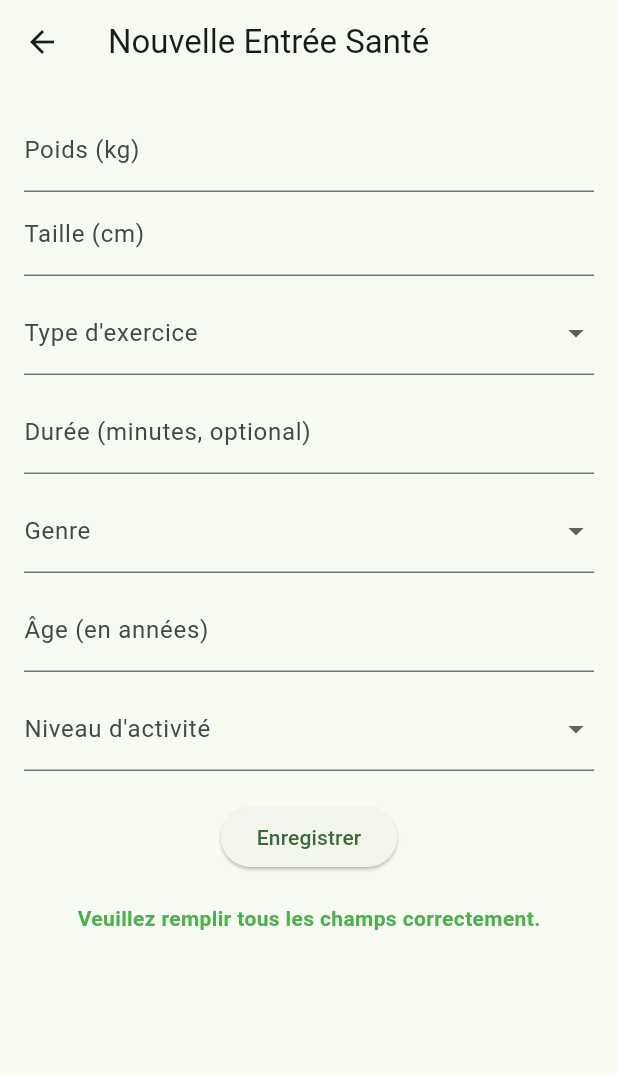
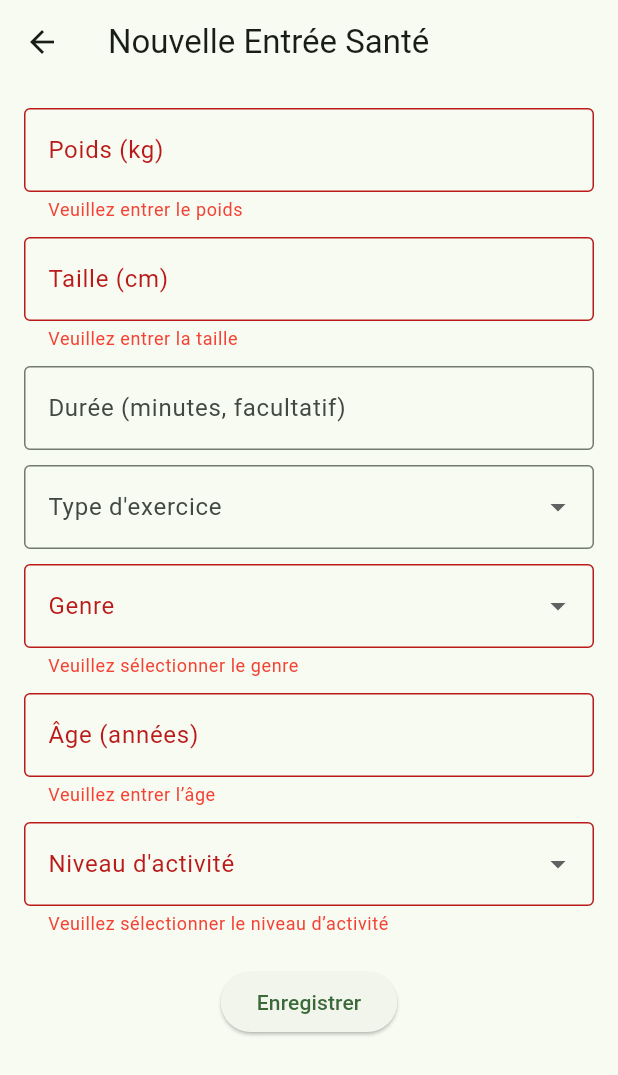
Before and after one commit to NadaLouhichi/Health_mobile, a Flutter app: the AddEntryScreen screen opened directly, after a tap on "Enregistrer", on a phone screen of 412 x 824 dp. Shown: the top 1075 px of the screen. Run offline on Flutter 3.47's test engine with Material 3 defaults, Android fonts, the phone set to English and light mode, and no system bars; our stand-ins replace flutter_dotenv, hive, hive_flutter, pdf, sqflite, sqflite_common_ffi; missing offline and left inert: dart:html; accounts and stored records are empty; network calls fail.

Commit message:
Ajout controle de saisie

```diff
--- a/lib/screens/add_entry_screen.dart
+++ b/lib/screens/add_entry_screen.dart
@@ -13,11 +13,12 @@ class AddEntryScreen extends StatefulWidget {
 
 class _AddEntryScreenState extends State<AddEntryScreen> {
   final repo = HealthRepository();
+  final _formKey = GlobalKey<FormState>();
 
   final _weightController = TextEditingController();
   final _heightController = TextEditingController();
   final _durationController = TextEditingController();
-  final ageController = TextEditingController();
+  final _ageController = TextEditingController();
 
   String? selectedGender;
   String? selectedExercise;
@@ -32,7 +33,7 @@ class _AddEntryScreenState extends State<AddEntryScreen> {
     if (widget.entry != null) {
       _weightController.text = widget.entry!.weight.toString();
       _heightController.text = widget.entry!.height.toString();
-      ageController.text = widget.entry!.age.toString();
+      _ageController.text = widget.entry!.age.toString();
       selectedGender = widget.entry!.gender;
       selectedActivity = widget.entry!.activityLevel;
       selectedExercise = widget.entry!.exerciseType;
@@ -41,37 +42,35 @@ class _AddEntryScreenState extends State<AddEntryScreen> {
     }
   }
 
+  @override
+  void dispose() {
+    _weightController.dispose();
+    _heightController.dispose();
+    _durationController.dispose();
+    _ageController.dispose();
+    super.dispose();
+  }
+
   Future<void> _saveEntry() async {
-    final weight = double.tryParse(_weightController.text);
-    final height = double.tryParse(_heightController.text);
-    final duration = int.tryParse(_durationController.text) ?? 0;
-    final exercise = selectedExercise ?? 'None';
-    final age = int.tryParse(ageController.text);
-    final gender = selectedGender;
-
-    if (weight == null || height == null || age == null || gender == null) {
-      setState(() {
-        _message = 'Veuillez remplir tous les champs correctement.';
-      });
-      return;
-    }
+    if (!_formKey.currentState!.validate()) return;
 
     setState(() => _saving = true);
 
-    // BMI
+    final weight = double.parse(_weightController.text);
+    final height = double.parse(_heightController.text);
+    final duration = int.tryParse(_durationController.text) ?? 0;
+    final exercise = selectedExercise ?? 'None';
+    final age = int.parse(_ageController.text);
+    final gender = selectedGender!;
+
     final bmi = calculateBMI(weight, height);
-
-    // Calories burned (optional)
     double caloriesBurned = 0;
     if (exercise != 'None' && duration > 0) {
       caloriesBurned = calculateCalories(exercise, duration, weight);
     }
-
-    // BMR and daily calories
     final bmr = calculateBMR(gender, weight, height, age);
     final daily = dailyCalories(bmr, selectedActivity ?? 'light');
 
-    // 🟩 If editing, keep the same date and ID
     final entry = HealthEntry(
       id: widget.entry?.id,
       date: widget.entry?.date ?? DateTime.now(),
@@ -79,7 +78,7 @@ class _AddEntryScreenState extends State<AddEntryScreen> {
       caloriesBurned: caloriesBurned,
       caloriesBurnedDuration: duration,
       caloriesConsumed: widget.entry?.caloriesConsumed ?? 0,
-      exerciseType: selectedExercise ?? 'None',
+      exerciseType: exercise,
       bmr: bmr,
       dailyCalories: daily,
       gender: gender,
@@ -89,15 +88,11 @@ class _AddEntryScreenState extends State<AddEntryScreen> {
       weight: weight,
     );
 
-    // 🟢 Add or Update
     if (widget.entry == null) {
       await repo.addHealthEntry(entry);
     } else {
       await repo.updateHealthEntry(entry);
     }
-
-    final all = await repo.getAllEntries();
-    print('✅ Total entries saved: ${all.length}');
 
     setState(() {
       _saving = false;
@@ -107,6 +102,14 @@ class _AddEntryScreenState extends State<AddEntryScreen> {
     });
 
     Navigator.pop(context, true);
+  }
+
+  InputDecoration _inputDecoration(String label) {
+    return InputDecoration(
+      labelText: label,
+      border: const OutlineInputBorder(),
+      errorStyle: const TextStyle(color: Colors.red),
+    );
   }
 
   @override
@@ -122,61 +125,108 @@ class _AddEntryScreenState extends State<AddEntryScreen> {
       body: Padding(
         padding: const EdgeInsets.all(16),
         child: SingleChildScrollView(
+          child: Form(
+            key: _formKey,
+            autovalidateMode: AutovalidateMode.onUserInteraction,
             child: Column(
               children: [
-              TextField(
+                // Poids
+                TextFormField(
                   controller: _weightController,
                   keyboardType: TextInputType.number,
-                decoration: const InputDecoration(labelText: 'Poids (kg)'),
+                  decoration: _inputDecoration('Poids (kg)'),
+                  validator: (value) {
+                    if (value == null || value.isEmpty)
+                      return 'Veuillez entrer le poids';
+                    final v = double.tryParse(value);
+                    if (v == null || v <= 0) return 'Poids invalide';
+                    if (v > 300) return 'Le poids ne doit pas dépasser 300 kg';
+                    return null;
+                  },
                 ),
-              TextField(
+                const SizedBox(height: 10),
+
+                // Taille
+                TextFormField(
                   controller: _heightController,
                   keyboardType: TextInputType.number,
-                decoration: const InputDecoration(labelText: 'Taille (cm)'),
+                  decoration: _inputDecoration('Taille (cm)'),
+                  validator: (value) {
+                    if (value == null || value.isEmpty)
+                      return 'Veuillez entrer la taille';
+                    final v = double.tryParse(value);
+                    if (v == null || v <= 0) return 'Taille invalide';
+                    if (v > 250) return 'La taille ne doit pas dépasser 250 cm';
+                    return null;
+                  },
                 ),
                 const SizedBox(height: 10),
+
+                // Durée
+                TextFormField(
+                  controller: _durationController,
+                  keyboardType: TextInputType.number,
+                  decoration: _inputDecoration('Durée (minutes, facultatif)'),
+                  validator: (value) {
+                    if (value == null || value.isEmpty) return null;
+                    final v = int.tryParse(value);
+                    if (v == null || v < 0) return 'Durée invalide';
+                    if (v > 600)
+                      return 'La durée ne doit pas dépasser 600 minutes';
+                    return null;
+                  },
+                ),
+                const SizedBox(height: 10),
+
+                // Exercise
                 DropdownButtonFormField<String>(
                   value: selectedExercise,
                   items: const [
                     DropdownMenuItem(value: 'Running', child: Text('Running')),
                     DropdownMenuItem(value: 'Cycling', child: Text('Cycling')),
                     DropdownMenuItem(value: 'Walking', child: Text('Walking')),
-                  DropdownMenuItem(value: 'Swimming', child: Text('Swimming')),
                     DropdownMenuItem(
-                    value: 'None',
-                    child: Text('Does not apply'),
+                      value: 'Swimming',
+                      child: Text('Swimming'),
                     ),
+                    DropdownMenuItem(value: 'None', child: Text('None')),
                   ],
-                onChanged: (value) => setState(() => selectedExercise = value),
-                decoration: const InputDecoration(
-                  labelText: 'Type d\'exercice',
-                ),
+                  onChanged: (v) => setState(() => selectedExercise = v),
+                  decoration: _inputDecoration('Type d\'exercice'),
                 ),
                 const SizedBox(height: 10),
-              TextField(
-                controller: _durationController,
-                keyboardType: TextInputType.number,
-                decoration: const InputDecoration(
-                  labelText: 'Durée (minutes, optional)',
-                ),
-              ),
-              const SizedBox(height: 10),
+
+                // Genre
                 DropdownButtonFormField<String>(
                   value: selectedGender,
                   items: const [
                     DropdownMenuItem(value: 'male', child: Text('Homme')),
                     DropdownMenuItem(value: 'female', child: Text('Femme')),
                   ],
-                onChanged: (value) => setState(() => selectedGender = value),
-                decoration: const InputDecoration(labelText: 'Genre'),
+                  onChanged: (v) => setState(() => selectedGender = v),
+                  decoration: _inputDecoration('Genre'),
+                  validator: (value) =>
+                      value == null ? 'Veuillez sélectionner le genre' : null,
                 ),
                 const SizedBox(height: 10),
-              TextField(
-                controller: ageController,
+
+                // Âge
+                TextFormField(
+                  controller: _ageController,
                   keyboardType: TextInputType.number,
-                decoration: const InputDecoration(labelText: 'Âge (en années)'),
+                  decoration: _inputDecoration('Âge (années)'),
+                  validator: (value) {
+                    if (value == null || value.isEmpty)
+                      return 'Veuillez entrer l’âge';
+                    final v = int.tryParse(value);
+                    if (v == null || v <= 0) return 'Âge invalide';
+                    if (v > 120) return 'L’âge ne doit pas dépasser 120 ans';
+                    return null;
+                  },
                 ),
                 const SizedBox(height: 10),
+
+                // Activité
                 DropdownButtonFormField<String>(
                   value: selectedActivity,
                   items: const [
@@ -198,20 +248,25 @@ class _AddEntryScreenState extends State<AddEntryScreen> {
                       child: Text('Très actif'),
                     ),
                   ],
-                onChanged: (value) => setState(() => selectedActivity = value),
-                decoration: const InputDecoration(
-                  labelText: 'Niveau d\'activité',
-                ),
+                  onChanged: (v) => setState(() => selectedActivity = v),
+                  decoration: _inputDecoration('Niveau d\'activité'),
+                  validator: (value) => value == null
+                      ? 'Veuillez sélectionner le niveau d’activité'
+                      : null,
                 ),
                 const SizedBox(height: 20),
+
+                // Save button
                 _saving
                     ? const CircularProgressIndicator()
                     : ElevatedButton(
                         onPressed: _saveEntry,
-                      child: Text(isEditing ? 'Mettre à jour' : 'Enregistrer'),
+                        child: Text(
+                          isEditing ? 'Mettre à jour' : 'Enregistrer',
                         ),
+                      ),
+                if (_message != null) ...[
                   const SizedBox(height: 20),
-              if (_message != null)
                   Text(
                     _message!,
                     style: const TextStyle(
@@ -220,6 +275,8 @@ class _AddEntryScreenState extends State<AddEntryScreen> {
                     ),
                   ),
                 ],
+              ],
+            ),
           ),
         ),
       ),
```
Lines whose indentation alone changed are shown as unchanged.
